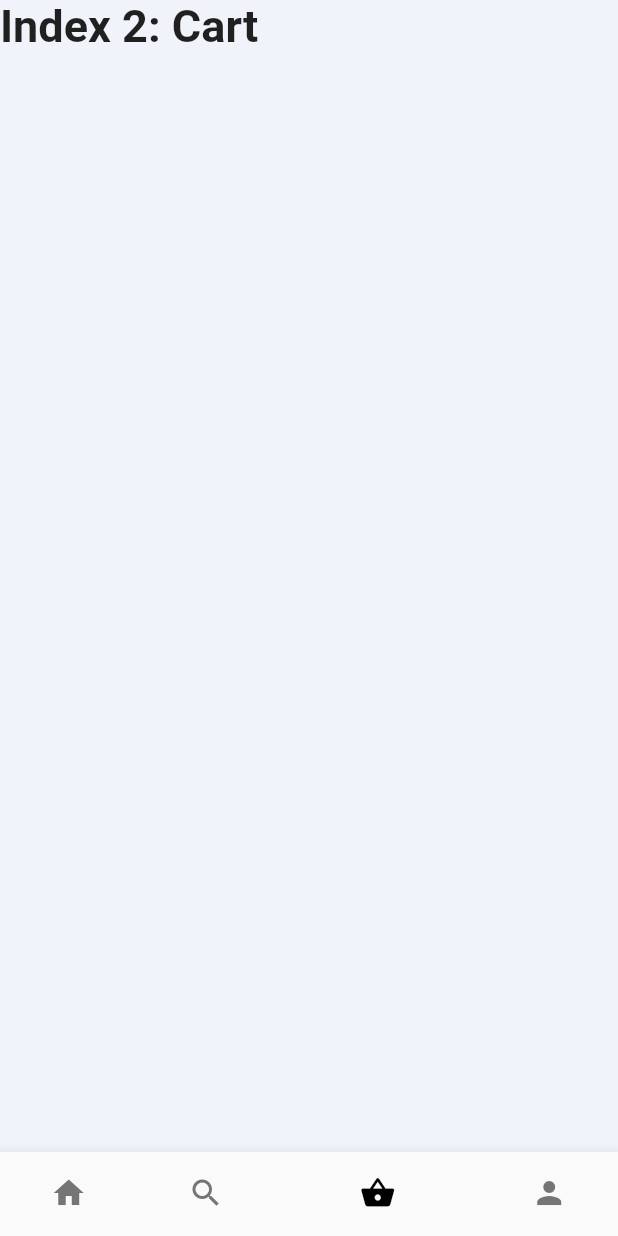
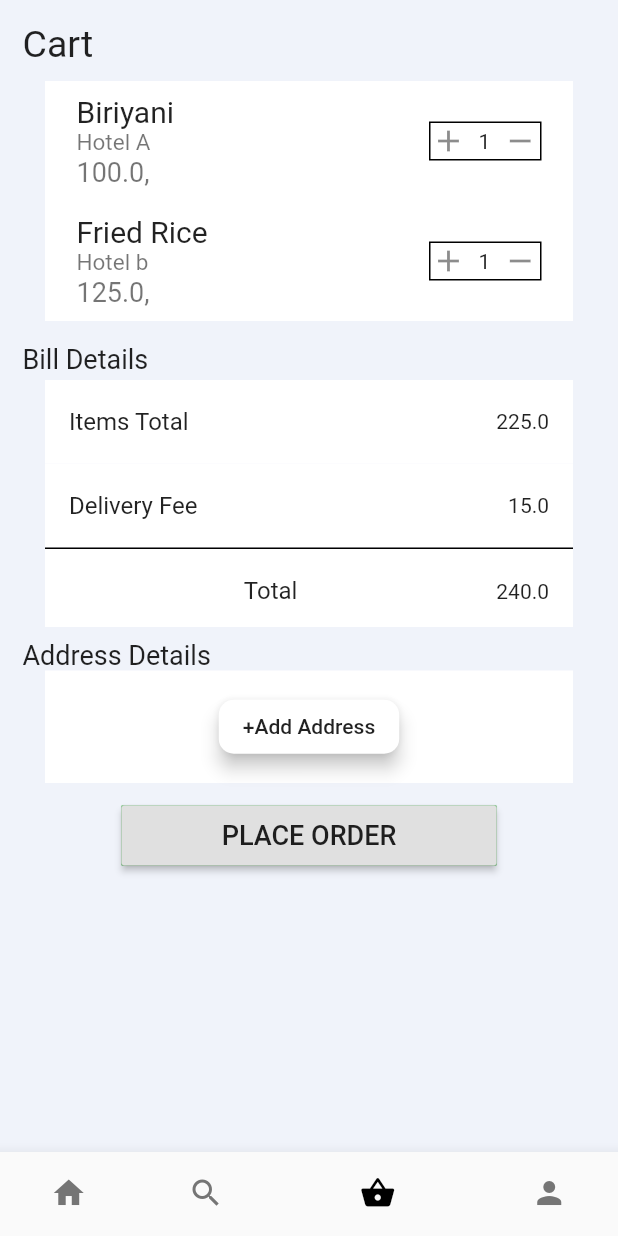
Before and after one commit to incrypto32/cokut-app, a Flutter app: the HomeScreen screen opened by its route, item 3 of the bottom bar chosen, on a phone screen of 412 x 824 dp. Run offline on Flutter 3.47's test engine with Material 2 defaults, Android fonts, the light colour scheme and no system bars; our stand-ins replace bloc, carousel_slider, connectivity, dio, equatable, firebase_auth and 8 more; accounts and stored records are empty; generated files the repository leaves out were written again; network calls fail.

Commit message:
initial cart widget

```diff
--- /dev/null
+++ b/lib/models/order.dart
@@ -0,0 +1,7 @@
+class Order{
+  String name;
+  String hotel;
+  double price;
+  int count;
+  Order(this.name,this.hotel,this.price,this.count);
+}
--- a/lib/presentation/screens/home_screen.dart
+++ b/lib/presentation/screens/home_screen.dart
@@ -1,8 +1,10 @@
+import 'package:cokut/presentation/widgets/main/cart_page.dart';
 import 'package:flutter/material.dart';
 
 import 'package:cokut/presentation/widgets/main/home_page.dart';
 import 'package:cokut/presentation/screens/search_screen.dart';
 import 'package:cokut/presentation/widgets/main/settings_page.dart';
+import 'package:cokut/presentation/widgets/main/cart_page.dart';
 
 class HomeScreen extends StatefulWidget {
   HomeScreen({Key key}) : super(key: key);
@@ -20,10 +22,7 @@ class _HomeScreenState extends State<HomeScreen> {
   static const List<Widget> _widgetOptions = <Widget>[
     HomeWidget(),
     SearchPage(),
-    Text(
-      'Index 2: Cart',
-      style: optionStyle,
-    ),
+    CartWidget(),
     Settings(),
   ];
 
--- /dev/null
+++ b/lib/presentation/widgets/main/cart_page.dart
@@ -0,0 +1,180 @@
+import 'package:cokut/models/order.dart';
+import 'package:flutter/material.dart';
+
+class CartWidget extends StatelessWidget {
+  const CartWidget();
+  final fee=15.00;
+  final hpad=15.0;
+  final ordFont=20.0;
+  @override
+  Widget build(BuildContext context) {
+
+    return Container(
+      color: Colors.lightBlueAccent[150],
+      padding: EdgeInsets.all(15.0),
+      child: SingleChildScrollView(
+        child: Column(
+          crossAxisAlignment: CrossAxisAlignment.start,
+          children: [
+            Text("Cart",style: TextStyle(fontSize: 25.0),),
+            SizedBox(height: 10.0,),
+            getOrderList(),
+            Text("Bill Details",style: TextStyle(fontSize: 18.0),),
+            SizedBox(height: 3.0,),
+            getBillDetails(),
+            SizedBox(height: 8.0,),
+            Text("Address Details",style: TextStyle(fontSize: 18.0),),
+            Padding(
+              padding: EdgeInsets.symmetric(horizontal: hpad),
+              child: Container(
+                height: 75.0,
+                alignment: Alignment.center,
+                color: Colors.white,
+
+                  child: RaisedButton(
+                    color: Colors.white,
+                  shape: RoundedRectangleBorder(
+                    borderRadius: BorderRadius.circular(10.0),
+                  ),
+                    child: Text("+Add Address"),
+                  elevation: 5.0,
+                    onPressed: (){
+                      print("Current Address");
+                    },
+                  ),
+                ),
+            ),
+            SizedBox(height: 15.0,),
+            Center(
+              child: Container(
+                height: 40.0,
+                width: 250.0,
+                decoration: BoxDecoration(
+                  color: Colors.green,
+                ),
+                child: RaisedButton(
+                  child: Text("PLACE ORDER",style: TextStyle(fontSize: 18.0),),
+                  onPressed: (){
+                    print("Your Grand total is ${getTotal()+fee}RS");
+                  },
+                ),
+              ),
+            )
+          ],
+
+      ),),
+    );
+  }
+
+  //widget for getting bill
+  Widget getBillDetails(){
+
+    return Container(
+      padding: EdgeInsets.symmetric(horizontal: hpad),
+      height: 165.00,
+      //padding: EdgeInsets.symmetric(horizontal: 5.0),
+      child: ListView(
+        children: [
+          Container(
+            color: Colors.white,
+            child: ListTile(
+              title: Text("Items Total"),
+              trailing: Text("${getTotal()}"),
+            ),
+          ),
+          Container(
+            color: Colors.white,
+            child: ListTile(
+              title: Text("Delivery Fee"),
+              trailing: Text("$fee"),
+            ),
+          ),
+          Container(
+           // padding: EdgeInsets.symmetric(horizontal: 5.0),
+            decoration: BoxDecoration(
+                border: Border(
+                  top: BorderSide(width:1.0,color: Colors.black),
+                ),
+              color: Colors.white
+            ),
+            //color: Colors.white,
+            child: ListTile(
+              title: Center(child: Text("Total"),),
+              trailing: Text("${getTotal()+fee}"),
+            ),
+          )
+        ],
+      ),
+    );
+  }
+
+  //widget for getting order list
+  Widget getOrderList(){
+    List<Order> ord=getOrder();
+    return Container(
+      height: 175.00,
+      padding: EdgeInsets.symmetric(horizontal: hpad),
+      child: ListView.builder(
+          itemCount: ord.length,
+          itemBuilder: (context,index){
+            return Container(
+              padding: EdgeInsets.all(5.0),
+              color: Colors.white,
+              child: ListTile(
+                title: Text(ord[index].name,style: TextStyle(fontSize: ordFont),),
+                subtitle: Column(
+                  crossAxisAlignment: CrossAxisAlignment.start,
+                  children: [
+                    Text(ord[index].hotel,style: TextStyle(fontSize: ordFont-5.0),),
+                    Text("${ord[index].price},",style: TextStyle(fontSize: ordFont-2.0),)
+                  ],
+                ),
+                trailing: Container(
+                  width: 75.0,
+                  decoration: BoxDecoration(
+                      border: Border.all(color: Colors.black)
+                  ),
+
+                  //row for choosing count
+                  child: Row(
+                    children: [
+                      GestureDetector(child: Icon(Icons.add,),
+                        onTap: (){
+                        print("${ord[index].count} add");
+                      },),
+                      Padding(
+                        padding: const EdgeInsets.symmetric(horizontal:8.0),
+                        child: Text("${ord[index].count}"),
+                      ),
+                      GestureDetector(child: Icon(Icons.remove,),
+                          onTap: (){
+                             print("${ord[index].count} minus");
+                      }),
+                    ],
+                  ),
+                ),
+              ),
+            );
+          },
+
+      ),
+    );
+}
+
+double getTotal(){
+    double total=0;
+    List<Order> ord=getOrder();
+    ord.forEach((order) {
+      total+=order.price*order.count;
+    });
+    return total;
+}
+  //to get list of orders
+  List<Order> getOrder(){
+    List<Order> order=List<Order>();
+    order.add(Order("Biriyani","Hotel A",100.00,1));
+    order.add(Order("Fried Rice","Hotel b",125.00,1));
+  //  order.add(Order("Orange Juice","Hotel b",25.00,1));
+    return order;
+  }
+}
```
